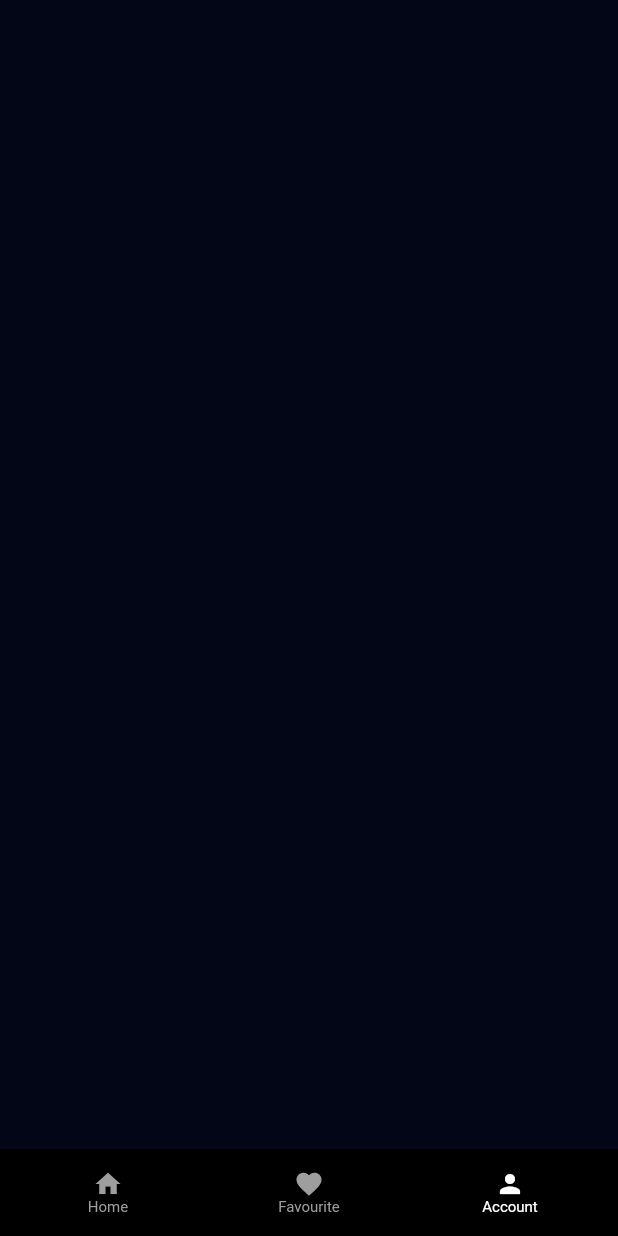
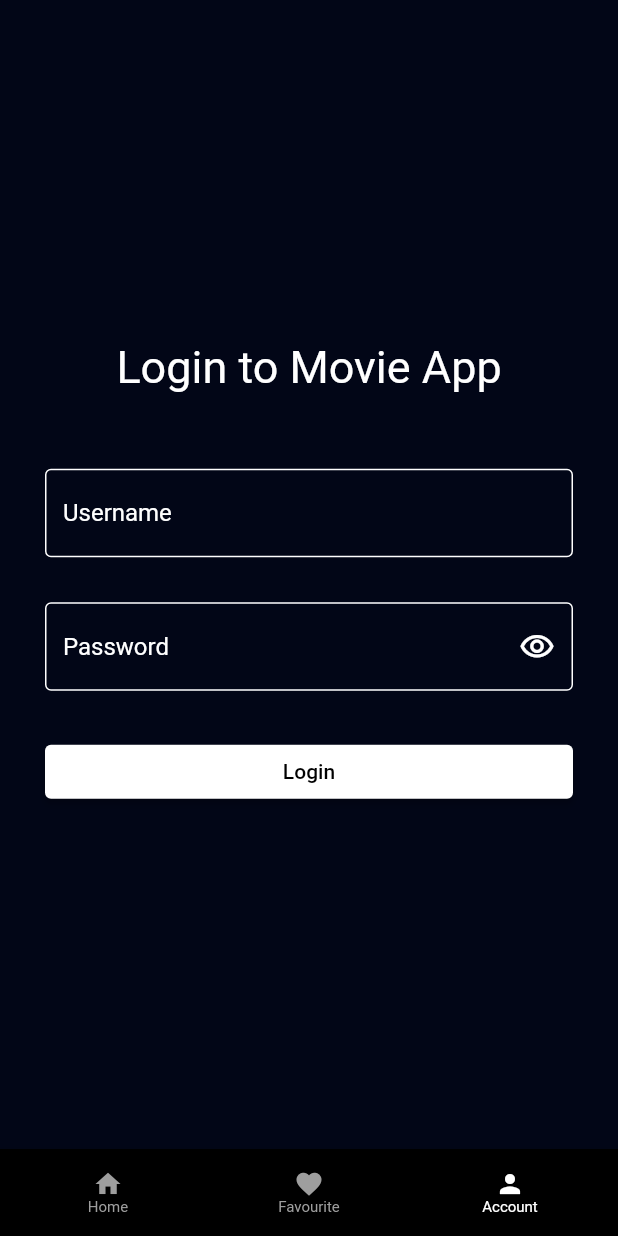
Before and after one commit to asment97/movie_app, a Flutter app: the screen it shows after launch, item 3 of the bottom bar chosen, on a phone screen of 412 x 824 dp. Run offline on Flutter 3.47's test engine with Material 2 defaults, Android fonts, the phone set to English and light mode, and no system bars; our stand-ins replace cached_network_image, carousel_slider, dio, flutter_dotenv, flutter_hooks, flutter_secure_storage and 2 more; network calls fail.

Commit message:
[] (asment) Add login screen and integrate with API

```diff
--- a/lib/app.dart
+++ b/lib/app.dart
@@ -1,6 +1,7 @@
 import 'package:flutter/material.dart';
 import 'package:hooks_riverpod/hooks_riverpod.dart';
 import 'package:movie_app/core/providers/app_provider.dart';
+import 'package:movie_app/core/providers/auth_provider.dart';
 import 'package:movie_app/core/themes/theme.dart';
 
 class MyApp extends HookConsumerWidget {
@@ -9,6 +10,9 @@ class MyApp extends HookConsumerWidget {
   // This widget is the root of your application.
   @override
   Widget build(BuildContext context, WidgetRef ref) {
+    // initiate token provider
+    ref.watch(tokenProvider);
+
     return MaterialApp(
       builder: (context, child) => child!,
       title: "Movie App",
--- /dev/null
+++ b/lib/screen/account/account.dart
@@ -0,0 +1,207 @@
+import 'package:flutter/material.dart';
+import 'package:flutter_hooks/flutter_hooks.dart';
+import 'package:hooks_riverpod/hooks_riverpod.dart';
+import 'package:movie_app/core/providers/auth_provider.dart';
+
+class AccountPage extends HookConsumerWidget {
+  const AccountPage({super.key});
+
+  @override
+  Widget build(BuildContext context, WidgetRef ref) {
+    return Scaffold(
+      body: Padding(
+        padding: const EdgeInsets.all(30.0),
+        child: ref.watch(tokenProvider).isLoggedIn
+            ? const Account()
+            : const Login(),
+      ),
+    );
+  }
+}
+
+class Account extends ConsumerWidget {
+  const Account({
+    super.key,
+  });
+
+  @override
+  Widget build(BuildContext context, WidgetRef ref) {
+    return Column(
+      mainAxisAlignment: MainAxisAlignment.center,
+      crossAxisAlignment: CrossAxisAlignment.stretch,
+      children: [
+        const Text(
+          "Account",
+          textAlign: TextAlign.center,
+          style: TextStyle(
+            color: Colors.white,
+            fontSize: 30,
+          ),
+        ),
+        const SizedBox(height: 50),
+        ElevatedButton(
+          onPressed: () {
+            ref.read(tokenProvider).logout();
+          },
+          child: const Text(
+            "Logout",
+            style: TextStyle(
+              color: Colors.black,
+            ),
+          ),
+        ),
+      ],
+    );
+  }
+}
+
+class Login extends HookConsumerWidget {
+  const Login({super.key});
+
+  @override
+  Widget build(BuildContext context, WidgetRef ref) {
+    final formKey = useState(GlobalKey<FormState>());
+    final isObscure = useState<bool>(true);
+    final usernameController = useTextEditingController();
+    final passwordController = useTextEditingController();
+
+    return Form(
+      key: formKey.value,
+      child: Column(
+        mainAxisAlignment: MainAxisAlignment.center,
+        crossAxisAlignment: CrossAxisAlignment.stretch,
+        children: [
+          const Text(
+            "Login to Movie App",
+            textAlign: TextAlign.center,
+            style: TextStyle(
+              color: Colors.white,
+              fontSize: 30,
+            ),
+          ),
+          const SizedBox(height: 50),
+          TextFormField(
+            controller: usernameController,
+            style: const TextStyle(color: Colors.white),
+            decoration: const InputDecoration(
+              hintText: "Username",
+              hintStyle: TextStyle(color: Colors.white),
+              enabledBorder: OutlineInputBorder(
+                borderSide: BorderSide(
+                  color: Colors.white,
+                ),
+              ),
+              focusedBorder: OutlineInputBorder(
+                borderSide: BorderSide(
+                  color: Colors.white,
+                ),
+              ),
+              errorBorder: OutlineInputBorder(
+                borderSide: BorderSide(
+                  color: Colors.red,
+                ),
+              ),
+              focusedErrorBorder: OutlineInputBorder(
+                borderSide: BorderSide(
+                  color: Colors.red,
+                ),
+              ),
+            ),
+            validator: (value) {
+              if (value == null || value.isEmpty) {
+                return "Please enter your username";
+              }
+
+              return null;
+            },
+          ),
+          const SizedBox(height: 30),
+          TextFormField(
+            controller: passwordController,
+            obscureText: isObscure.value,
+            style: const TextStyle(color: Colors.white),
+            decoration: InputDecoration(
+              hintText: "Password",
+              hintStyle: const TextStyle(color: Colors.white),
+              suffixIcon: Material(
+                color: Colors.transparent,
+                child: IconButton(
+                  iconSize: 20,
+                  onPressed: () {
+                    isObscure.value = !isObscure.value;
+                  },
+                  icon: isObscure.value
+                      ? const Icon(
+                          Icons.visibility_outlined,
+                          size: 24,
+                          color: Colors.white,
+                        )
+                      : const Icon(
+                          Icons.visibility_off_outlined,
+                          size: 24,
+                          color: Colors.white,
+                        ),
+                  color: Colors.white,
+                ),
+              ),
+              enabledBorder: const OutlineInputBorder(
+                borderSide: BorderSide(
+                  color: Colors.white,
+                ),
+              ),
+              focusedBorder: const OutlineInputBorder(
+                borderSide: BorderSide(
+                  color: Colors.white,
+                ),
+              ),
+              errorBorder: const OutlineInputBorder(
+                borderSide: BorderSide(
+                  color: Colors.red,
+                ),
+              ),
+              focusedErrorBorder: const OutlineInputBorder(
+                borderSide: BorderSide(
+                  color: Colors.red,
+                ),
+              ),
+            ),
+            validator: (value) {
+              if (value == null || value.isEmpty) {
+                return "Please enter your password";
+              }
+
+              return null;
+            },
+          ),
+          const SizedBox(height: 30),
+          ElevatedButton(
+            onPressed: () async {
+              if (formKey.value.currentState!.validate()) {
+                try {
+                  await ref
+                      .read(tokenProvider.notifier)
+                      .login(usernameController.text, passwordController.text);
+                } catch (e) {
+                  ScaffoldMessenger.of(context).showSnackBar(
+                    SnackBar(
+                      content: Text(
+                        e.toString(),
+                        style: const TextStyle(color: Colors.white),
+                      ),
+                    ),
+                  );
+                }
+              }
+            },
+            child: const Text(
+              "Login",
+              style: TextStyle(
+                color: Colors.black,
+              ),
+            ),
+          ),
+        ],
+      ),
+    );
+  }
+}
--- a/lib/screen/bottom_nav/bottom_nav.dart
+++ b/lib/screen/bottom_nav/bottom_nav.dart
@@ -1,6 +1,7 @@
 import 'package:flutter/material.dart';
 import 'package:hooks_riverpod/hooks_riverpod.dart';
 import 'package:movie_app/core/providers/bottom_nav_provider.dart';
+import 'package:movie_app/screen/account/account.dart';
 import 'package:movie_app/screen/movie/movie.dart';
 
 class BottomNav extends ConsumerWidget {
@@ -16,7 +17,7 @@ class BottomNav extends ConsumerWidget {
         children: [
           const MoviePage(),
           Container(),
-          Container(),
+          const AccountPage(),
         ],
       ),
       bottomNavigationBar: BottomAppBar(
--- a/pubspec.yaml
+++ b/pubspec.yaml
@@ -36,6 +36,7 @@ dependencies:
     sdk: flutter
   flutter_dotenv: ^5.1.0
   flutter_hooks: ^0.20.0
+  flutter_secure_storage: ^8.0.0
   freezed_annotation: ^2.4.1
   hooks_riverpod: ^2.3.7
   intl: ^0.18.1
```
Also changed, not shown: lib/core/models/request_token.dart (added, +17 -0 lines), lib/core/network/apis/auth_api.dart (added, +39 -0 lines), lib/core/providers/auth_provider.dart (added, +61 -0 lines), lib/core/repositories/auth_repository.dart (added, +47 -0 lines), lib/core/models/request_token.freezed.dart (added), lib/core/models/request_token.g.dart (added), pubspec.lock, 5 other files.
